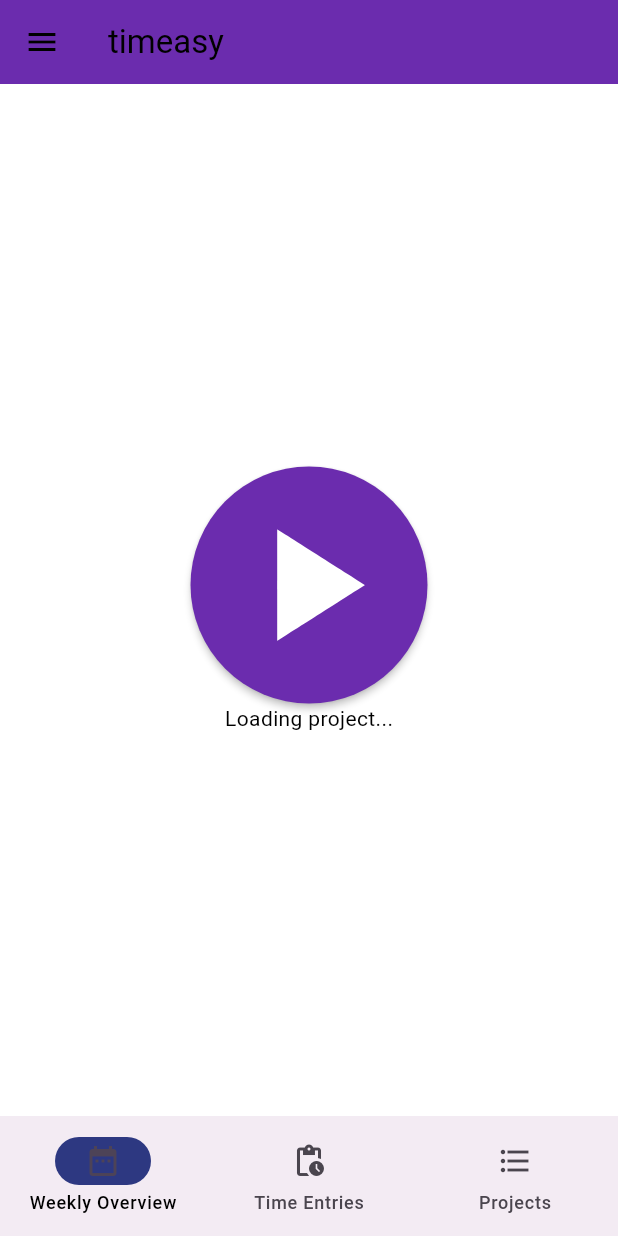
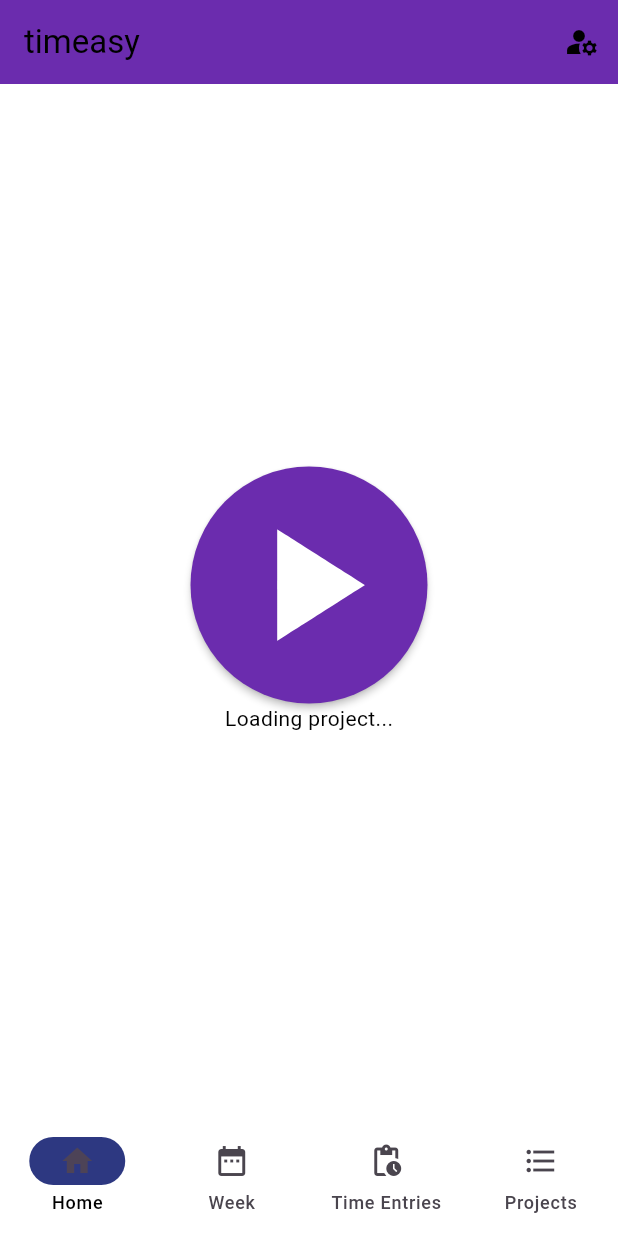
Before and after one commit to ahilwers/timeasy, a Flutter app: the screen it shows after launch, on a phone screen of 412 x 824 dp. Run offline on Flutter 3.47's test engine with Material 3 defaults, Android fonts, the phone set to English and light mode, and no system bars; our stand-ins replace file_picker, flex_color_scheme, fluttertoast, package_info_plus, permission_handler, shared_preferences and 1 more; missing offline and left inert: excel, openid_client, sqflite_migration; accounts and stored records are empty; generated files the repository leaves out were written again.

Commit message:
Switching views with bottom navigation bar now. #37
Moved login to new action button in appBar

```diff
--- a/tracking-app/lib/main.dart
+++ b/tracking-app/lib/main.dart
@@ -1,20 +1,17 @@
+import 'package:flex_color_scheme/flex_color_scheme.dart';
 import 'package:flutter/material.dart';
+import 'package:flutter_gen/gen_l10n/app_localizations.dart';
+import 'package:flutter_localizations/flutter_localizations.dart';
 import 'package:intl/date_symbol_data_local.dart';
-import 'package:flutter_localizations/flutter_localizations.dart';
-
-import 'package:flutter_gen/gen_l10n/app_localizations.dart';
-
+import 'package:timeasy/models/project.dart';
 import 'package:timeasy/models/timeentry.dart';
+import 'package:timeasy/repositories/project_repository.dart';
 import 'package:timeasy/repositories/timeentry_repository.dart';
 import 'package:timeasy/tools/openid_authorizer.dart';
-import 'package:timeasy/views/imprint.dart';
+import 'package:timeasy/views/project/project_list_view.dart';
+import 'package:timeasy/views/statistics/weekly_view.dart';
+import 'package:timeasy/views/theme.dart';
 import 'package:timeasy/views/timeentry/timeentry_list_view.dart';
-import 'package:timeasy/views/statistics/weekly_view.dart';
-import 'package:timeasy/models/project.dart';
-import 'package:timeasy/repositories/project_repository.dart';
-import 'package:timeasy/views/project/project_list_view.dart';
-import 'package:flex_color_scheme/flex_color_scheme.dart';
-import 'package:timeasy/views/theme.dart';
 
 void main() => runApp(MyApp());
 
@@ -61,6 +58,7 @@ class _MainPageState extends State<MainPage>
   AppState _currentState = AppState.STOPPED;
   late Project _currentProject;
   List<Project>? _projects;
+  int _currentPageIndex = 0;
 
   final ProjectRepository _projectRepository = new ProjectRepository();
   final TimeEntryRepository _timeEntryRepository = new TimeEntryRepository();
@@ -107,8 +105,6 @@ class _MainPageState extends State<MainPage>
   }
 
   void _toggleState() {
-    var authenticator = new OpenIdAuthorizer("http://localhost:8180/realms/timeasy");
-    authenticator.authenticate();
     switch (_currentState) {
       case AppState.STOPPED:
         _startTiming();
@@ -135,79 +131,79 @@ class _MainPageState extends State<MainPage>
   @override
   Widget build(BuildContext context) {
     return Scaffold(
+      body: Center(
+        child: _getCurrentView(),
+      ),
+      bottomNavigationBar: NavigationBar(
+        selectedIndex: _currentPageIndex,
+        onDestinationSelected: (int index) {
+          _loadProjects();
+          setState(() {
+            _currentPageIndex = index;
+          });
+        },
+        backgroundColor: Colors.transparent,
+        destinations: const <Widget>[
+          NavigationDestination(
+            selectedIcon: Icon(Icons.home),
+            icon: Icon(Icons.home),
+            label: 'Home',
+          ),
+          NavigationDestination(
+            selectedIcon: Icon(Icons.date_range),
+            icon: Icon(Icons.date_range),
+            label: 'Week',
+          ),
+          NavigationDestination(
+            selectedIcon: Icon(Icons.pending_actions),
+            icon: Icon(Icons.pending_actions),
+            label: 'Time Entries',
+          ),
+          NavigationDestination(
+            selectedIcon: Icon(Icons.format_list_bulleted),
+            icon: Icon(Icons.format_list_bulleted),
+            label: 'Projects',
+          ),
+        ],
+      ),
+    );
+  }
+
+  Widget _getCurrentView() {
+    switch (_currentPageIndex) {
+      case 0:
+        return _playButtonView();
+      case 1:
+        return WeeklyView(_currentProject);
+      case 2:
+        return TimeEntryListView(_currentProject);
+      case 3:
+        return ProjectListView();
+      default:
+        return _playButtonView();
+    }
+  }
+
+  Widget _playButtonView() {
+    return Scaffold(
       appBar: AppBar(
         title: Text('timeasy'),
         backgroundColor: Theme.of(context).primaryColor,
-      ),
-      drawer: Drawer(
-        child: ListView(
-          padding: EdgeInsets.zero,
-          children: <Widget>[
-            DrawerHeader(
-              child: Image.asset(
-                  "assets/hourglass_lightgrey.png"), // Text('timeasy', style: TextStyle(fontWeight: FontWeight.w500, color: Colors.white)),
-              decoration: BoxDecoration(
-                gradient: LinearGradient(
-                  begin: Alignment.centerRight,
-                  end: Alignment.centerLeft,
-                  colors: [
-                    Color(0xff28b0fe),
-                    Color(0xffc80eef),
-                  ],
-                ),
-              ),
-            ),
-            ListTile(
-              title: Text(AppLocalizations.of(context)!.weeklyOverview),
-              onTap: () {
-                Navigator.push(
-                    context,
-                    MaterialPageRoute(
-                        builder: (context) => WeeklyView(_currentProject)));
-              },
-            ),
-            ListTile(
-              title: Text(AppLocalizations.of(context)!.timeEntries),
-              onTap: () {
-                Navigator.push(
-                    context,
-                    MaterialPageRoute(
-                        builder: (context) =>
-                            TimeEntryListView(_currentProject))).then(
-                  (_) {
-                    _updateAppState();
-                  },
-                );
-              },
-            ),
-            ListTile(
-              title: Text(AppLocalizations.of(context)!.projects),
-              onTap: () {
-                Navigator.push(
-                    context,
-                    MaterialPageRoute(
-                        builder: (context) => ProjectListView())).then(
-                  (_) {
-                    _loadProjects();
-                  },
-                );
-              },
-            ),
-            ListTile(
-              title: Text(AppLocalizations.of(context)!.info),
-              onTap: () {
-                Navigator.push(context,
-                    MaterialPageRoute(builder: (context) => Imprint()));
+        actions: [
+          IconButton(
+            icon: Icon(Icons.manage_accounts),
+            onPressed: () {
+              _login();
             },
           ),
         ],
       ),
-      ),
-      body: Center(
-        child: Column(
+      body: Column(
         mainAxisAlignment: MainAxisAlignment.center,
         children: <Widget>[
-            new RawMaterialButton(
+          Align(
+            alignment: Alignment.center,
+            child: new RawMaterialButton(
               onPressed: _toggleState,
               child: new AnimatedIcon(
                 icon: AnimatedIcons.play_pause,
@@ -219,6 +215,7 @@ class _MainPageState extends State<MainPage>
               elevation: 2.0,
               fillColor: Theme.of(context).primaryColor,
               padding: const EdgeInsets.all(15.0),
+            ),
           ),
           _projects == null
               ? Text(AppLocalizations.of(context)!.loadingProject)
@@ -247,27 +244,13 @@ class _MainPageState extends State<MainPage>
                 ),
         ],
       ),
-      ),
-      bottomNavigationBar: NavigationBar(
-        destinations: const <Widget>[
-          NavigationDestination(
-            selectedIcon: Icon(Icons.date_range),
-            icon: Icon(Icons.date_range_outlined),
-            label: 'Weekly Overview',
-          ),
-          NavigationDestination(
-            selectedIcon: Icon(Icons.pending_actions_outlined),
-            icon: Icon(Icons.pending_actions_outlined),
-            label: 'Time Entries',
-          ),
-          NavigationDestination(
-            selectedIcon: Icon(Icons.format_list_bulleted),
-            icon: Icon(Icons.format_list_bulleted_outlined),
-            label: 'Projects',
-          ),
-        ],
-      ),
     );
+  }
+
+  void _login() {
+    var authenticator =
+        new OpenIdAuthorizer("http://localhost:8180/realms/timeasy");
+    authenticator.authenticate();
   }
 
   _loadProjects() {
```
Lines whose indentation alone changed are shown as unchanged.
